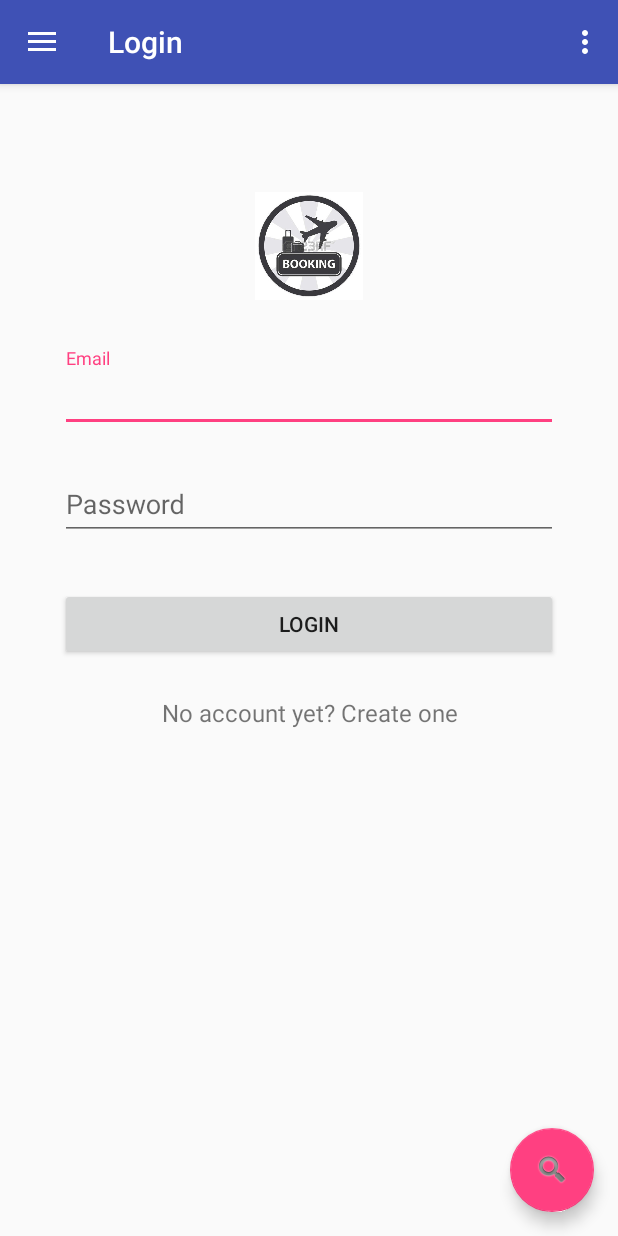
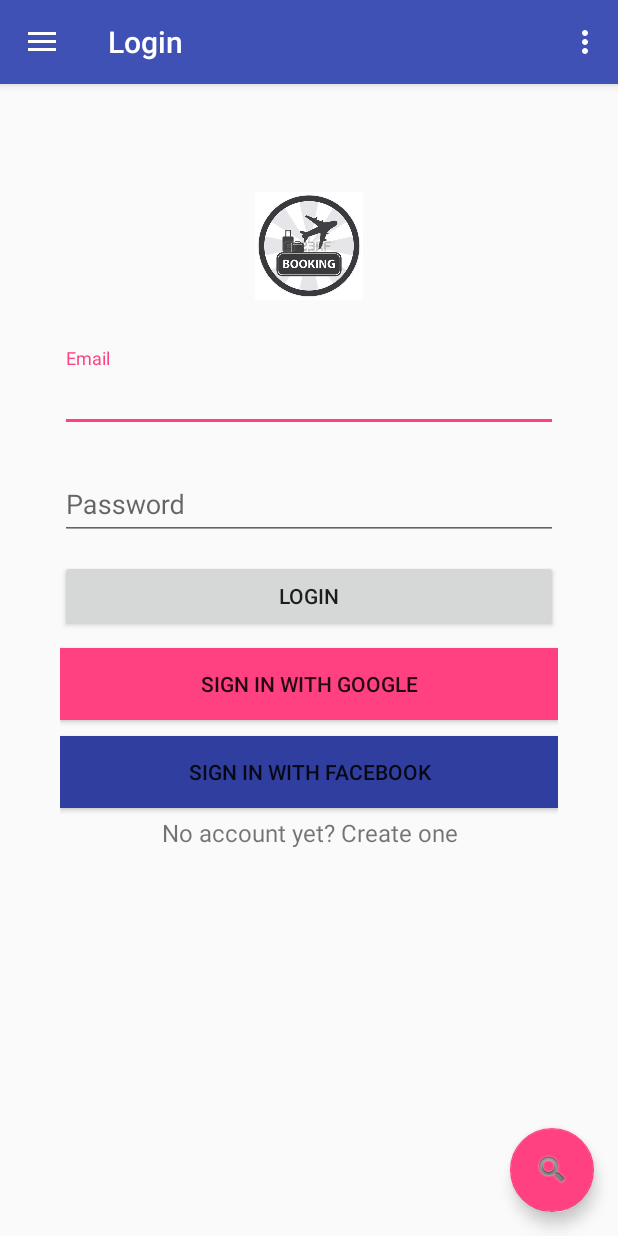
Before and after one commit to percy-g2/Flight_Booking, an Android app: the screen it shows after launch (MainActivity), after a tap on "Login", on a phone screen of 412 x 824 dp. Run offline under Robolectric (Android 15) with nearby library versions, the phone set to English and light mode, and no system bars; 1 other tap on this screen came first.

Commit message:
BitFly
Sign in with google and facebook buttons

```diff
--- a/app/src/main/java/com/androdevlinux/percy/bitfly/Core/Fragments/Login.java
+++ b/app/src/main/java/com/androdevlinux/percy/bitfly/Core/Fragments/Login.java
@@ -17,7 +17,7 @@ public class Login extends Fragment {
 
     private View rootView;
 
-    void Login () {}
+    public Login () {}
 
     @Override
     public void onCreate(Bundle savedInstanceState) {
--- /dev/null
+++ b/app/src/main/java/com/androdevlinux/percy/bitfly/Core/Fragments/Search.java
@@ -0,0 +1,11 @@
+package com.androdevlinux.percy.bitfly.Core.Fragments;
+
+/**
+ * Created by percy on 24/09/2016.
+ */
+
+public class Search {
+
+    public Search () {}
+
+}
--- a/app/src/main/res/layout/login.xml
+++ b/app/src/main/res/layout/login.xml
@@ -48,10 +48,30 @@
             android:id="@+id/btn_login"
             android:layout_width="fill_parent"
             android:layout_height="wrap_content"
-            android:layout_marginTop="24dp"
-            android:layout_marginBottom="24dp"
-            android:padding="12dp"
-            android:text="Login"/>
+            android:layout_marginTop="5dp"
+            android:layout_marginBottom="5dp"
+            android:padding="4dp"
+            android:text="@string/app_login"/>
+
+        <android.support.v7.widget.AppCompatButton
+            android:id="@+id/btn_login_google"
+            android:background="@color/colorAccent"
+            android:layout_width="fill_parent"
+            android:layout_height="wrap_content"
+            android:layout_marginTop="5dp"
+            android:layout_marginBottom="5dp"
+            android:padding="4dp"
+            android:text="@string/app_sign_with_google"/>
+
+        <android.support.v7.widget.AppCompatButton
+            android:id="@+id/btn_login_facebook"
+            android:background="@color/colorPrimaryDark"
+            android:layout_width="fill_parent"
+            android:layout_height="wrap_content"
+            android:layout_marginTop="5dp"
+            android:layout_marginBottom="5dp"
+            android:padding="4dp"
+            android:text="@string/app_sign_with_facebook"/>
 
         <TextView android:id="@+id/link_signup"
             android:layout_width="fill_parent"
--- a/app/src/main/res/values/strings.xml
+++ b/app/src/main/res/values/strings.xml
@@ -5,6 +5,9 @@
     <string name="app_login">Login</string>
     <string name="app_search_flights">Search Flights</string>
 
+    <string name="app_sign_with_google">Sign in with google</string>
+    <string name="app_sign_with_facebook">Sign in with facebook</string>
+
     <string name="navigation_drawer_open">Open navigation drawer</string>
     <string name="navigation_drawer_close">Close navigation drawer</string>
 
```
